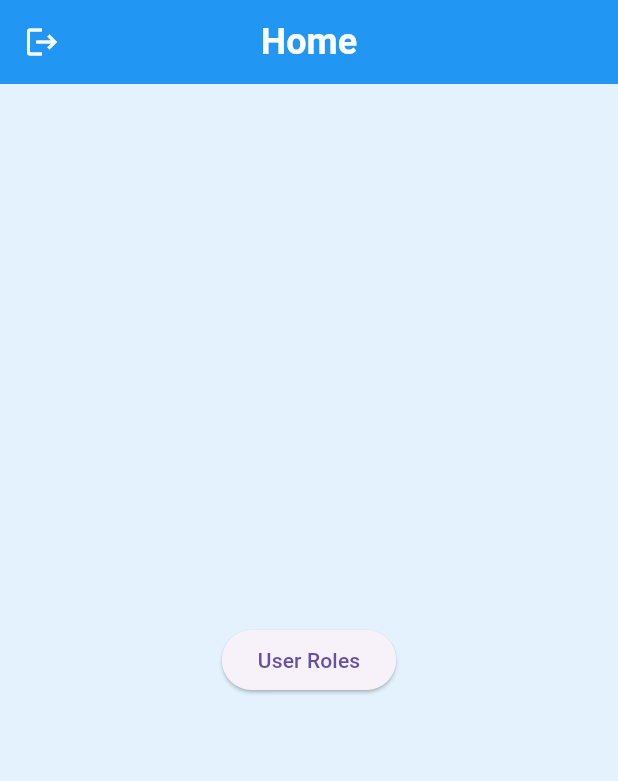
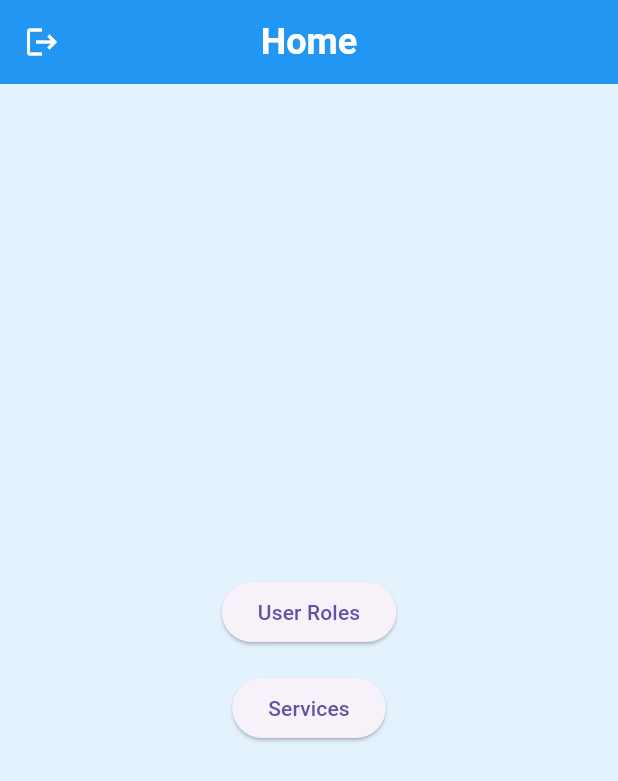
Before and after one commit to abuamar142/mobile-londri, a Flutter app: the screen it shows after launch, on a phone screen of 412 x 824 dp. Shown: the top 781 px of the screen. Run offline on Flutter 3.47's test engine with Material 3 defaults, Android fonts, the phone set to English and light mode, and no system bars; our stand-ins replace equatable, flutter_bloc, flutter_dotenv, fpdart, get_it, go_router and 2 more; accounts and stored records are empty; generated files the repository leaves out were written again; Roboto replaces fonts that are missing (Gabarito).

Commit message:
[SERVICES] : Implement create service

```diff
--- a/lib/config/theme/app_themes.dart
+++ b/lib/config/theme/app_themes.dart
@@ -9,11 +9,17 @@ class AppThemes {
     scaffoldBackgroundColor: Colors.black,
     primaryColor: Colors.blue,
     appBarTheme: darkAppBarTheme(),
+    floatingActionButtonTheme: FloatingActionButtonThemeData(
+      backgroundColor: Colors.blue,
+    ),
   );
 
   static ThemeData lightTheme = ThemeData.light().copyWith(
     scaffoldBackgroundColor: Colors.blue.shade50,
     primaryColor: Colors.blue,
     appBarTheme: lightAppBarTheme(),
+    floatingActionButtonTheme: FloatingActionButtonThemeData(
+      backgroundColor: Colors.blue,
+    ),
   );
 }
--- a/lib/features/home/presentation/screens/home_screen.dart
+++ b/lib/features/home/presentation/screens/home_screen.dart
@@ -52,12 +52,27 @@ class _HomeScreenState extends State<HomeScreen> {
           style: AppTextstyle.title,
         ),
       ),
-      body: Center(
-        child: ElevatedButton(
-          onPressed: () {
-            context.pushNamed('user-roles');
-          },
-          child: const Text('User Roles'),
+      body: SafeArea(
+        child: Center(
+          child: Column(
+            mainAxisAlignment: MainAxisAlignment.center,
+            crossAxisAlignment: CrossAxisAlignment.center,
+            children: [
+              ElevatedButton(
+                onPressed: () {
+                  context.pushNamed('user-roles');
+                },
+                child: const Text('User Roles'),
+              ),
+              const SizedBox(height: 16),
+              ElevatedButton(
+                onPressed: () {
+                  context.pushNamed('services');
+                },
+                child: const Text('Services'),
+              ),
+            ],
+          ),
         ),
       ),
     );
```
Also changed, not shown: lib/features/service/presentation/screens/services_screen.dart (+93 -5 lines), lib/features/service/presentation/widgets/custom_text_form_field.dart (added, +34 -0 lines).
